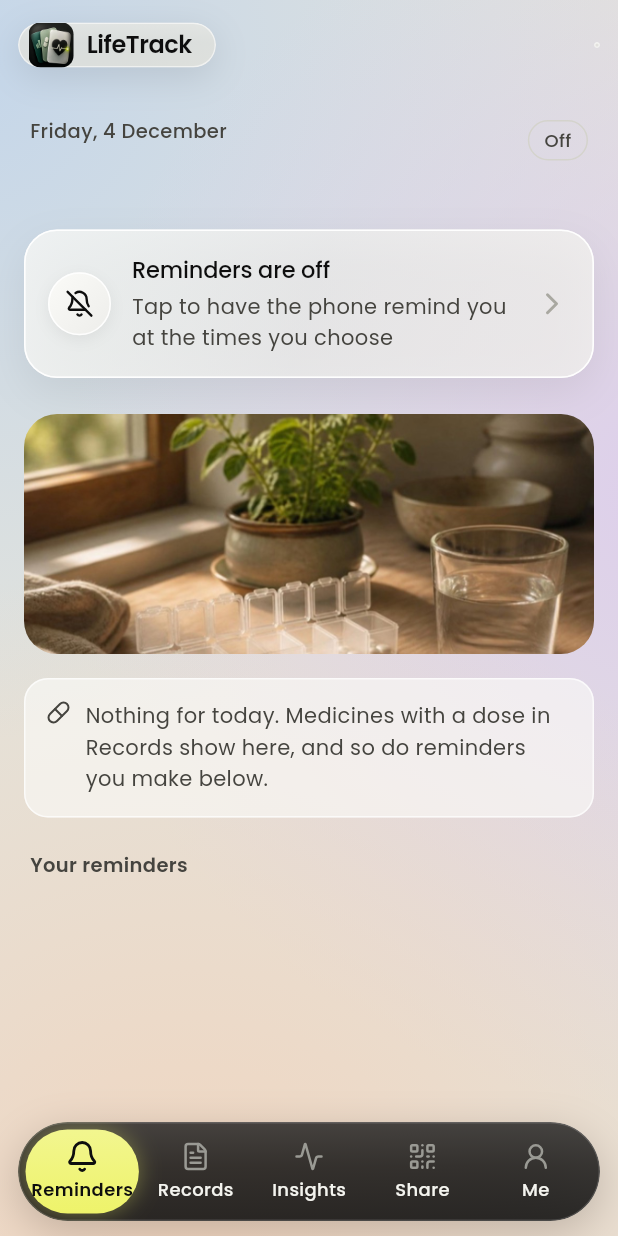
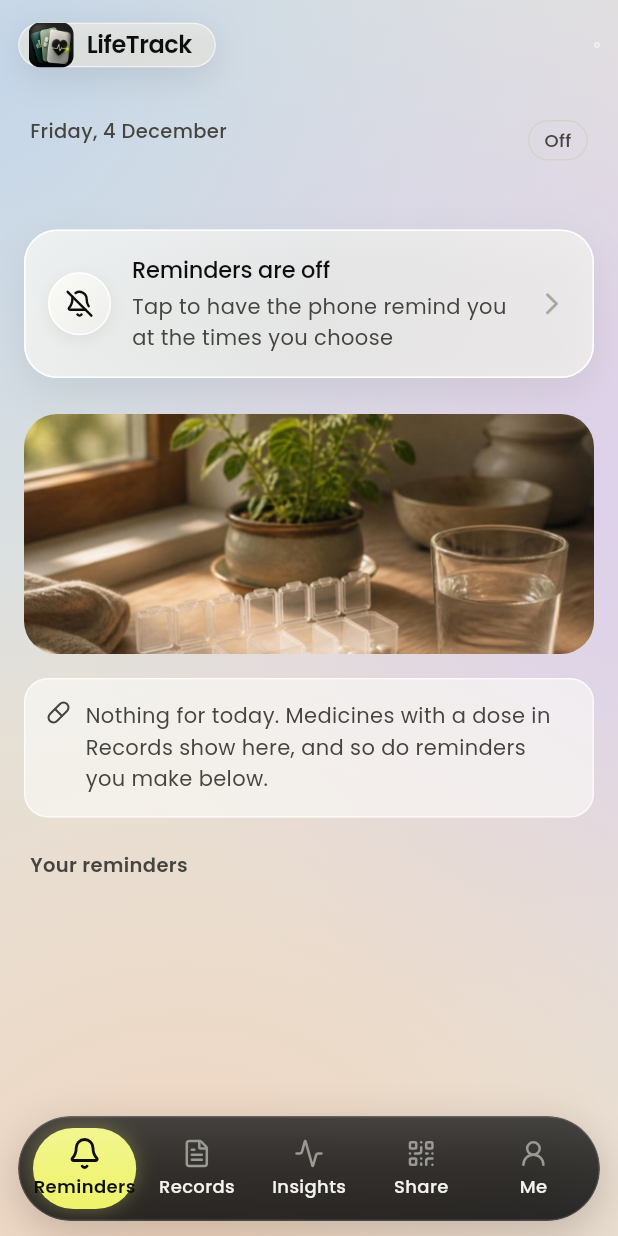
Before and after one commit to anishraj2347-gif/lifetrack-health, a Flutter app: the HomeShell screen opened directly, on a phone screen of 412 x 824 dp. Run offline on Flutter 3.47's test engine with Material 3 defaults, Android fonts, the phone set to English and light mode, and no system bars; our stand-ins replace file_picker, flutter_local_notifications, flutter_secure_storage, flutter_timezone, image_picker, local_auth and 7 more; missing offline and left inert: cryptography, dart:js_interop, flutter_zxing; accounts and stored records are empty.

Commit message:
Patient 1.37.2: lime tab pill inset inside the bottom bar
Co-Authored-By: Claude Opus 5.5 <noreply@anthropic.com>

```diff
--- a/app/lib/src/app/app_version.dart
+++ b/app/lib/src/app/app_version.dart
@@ -1,3 +1,3 @@
 /// Shown on Me. Kept equal to `version:` in pubspec.yaml by app_version_test.dart —
 /// bump both with every update (see CHANGELOG.md).
-const appVersion = '1.37.1';
+const appVersion = '1.37.2';
--- a/app/lib/src/ui/lifetrack_app.dart
+++ b/app/lib/src/ui/lifetrack_app.dart
@@ -292,7 +292,7 @@ class _HomeShellState extends State<HomeShell> {
           tint: LT.primary,
           opacity: 0.80,
           lightText: true,
-          padding: EdgeInsets.all(5),
+          padding: EdgeInsets.all(7),
           // One animation drives both the lime pill and the labels: each
           // label turns dark only as the pill arrives under it, so nothing
           // ever sits dark-on-black mid-slide. No overshoot, so the pill never
@@ -308,12 +308,17 @@ class _HomeShellState extends State<HomeShell> {
                   child: FractionallySizedBox(
                     widthFactor: 1 / _tabs.length,
                     heightFactor: 1,
-                    child: DecoratedBox(
+                    // Inset so a ring of the dark bar shows all round it —
+                    // the pill sits inside the bar, even on the end tabs.
+                    child: Padding(
+                      padding: EdgeInsets.symmetric(horizontal: 3, vertical: 1),
+                      child: DecoratedBox(
                       decoration: ShapeDecoration(
                         shape: StadiumBorder(),
                         gradient: LinearGradient(begin: Alignment.topCenter, end: Alignment.bottomCenter, colors: [Color.alphaBlend(Colors.white.withValues(alpha: 0.25), LT.accent), LT.accent]),
-                        shadows: [BoxShadow(color: LT.accent.withValues(alpha: 0.35), blurRadius: 12)],
+                        shadows: [BoxShadow(color: LT.accent.withValues(alpha: 0.30), blurRadius: 10)],
                       ),
+                    ),
                     ),
                   ),
                 ),
--- a/app/pubspec.yaml
+++ b/app/pubspec.yaml
@@ -16,7 +16,7 @@ publish_to: 'none' # Remove this line if you wish to publish to pub.dev
 # https://developer.apple.com/library/archive/documentation/General/Reference/InfoPlistKeyReference/Articles/CoreFoundationKeys.html
 # In Windows, build-name is used as the major, minor, and patch parts
 # of the product and file versions while build-number is used as the build suffix.
-version: 1.37.1+2055
+version: 1.37.2+2056
 
 environment:
   sdk: ^3.12.2
```
Also changed, not shown: 1 other file.
